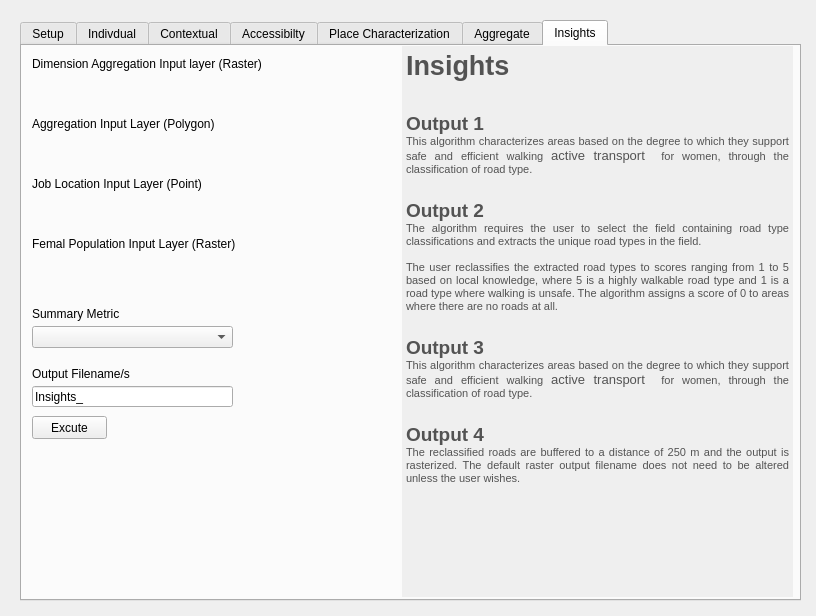
First picture: the form in gender_indicator_tool/gender_indicator_tool_dialog_base.ui, repository worldbank/GEEST, before the edit.
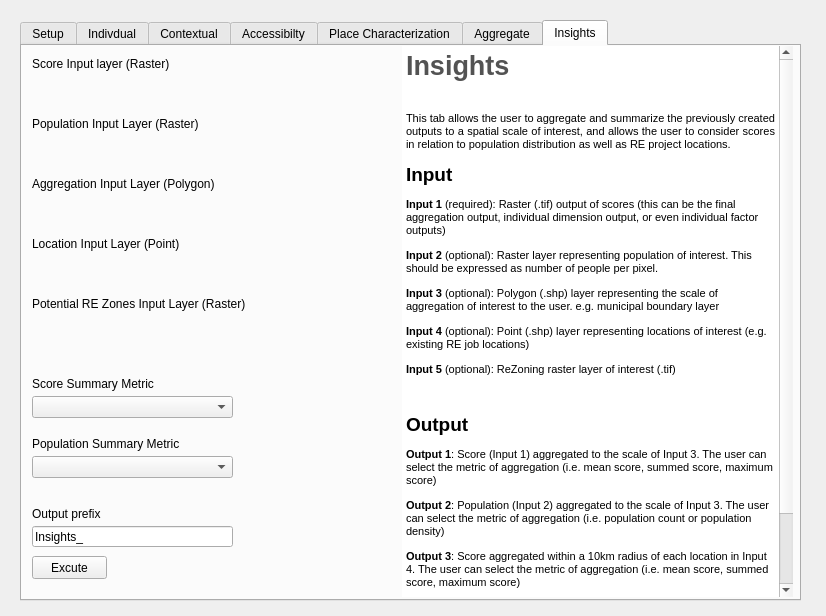
Second picture: the form after the edit. The open tabs and pages were chosen to show the change. Custom widgets are drawn as their Qt base class.

Commit message: Accessibilty tab error fixed by adding a pause after service area subset merge. Status dynamic text also added to accessibilty factor tabs. IDW function removed

The edit to the form file:
```diff
--- a/gender_indicator_tool/gender_indicator_tool_dialog_base.ui
+++ b/gender_indicator_tool/gender_indicator_tool_dialog_base.ui
@@ -6,7 +6,7 @@
    <rect>
     <x>0</x>
     <y>0</y>
-    <width>816</width>
+    <width>826</width>
     <height>616</height>
    </rect>
   </property>
@@ -6080,7 +6080,7 @@
     </attribute>
     <widget class="QTextEdit" name="textEdit_19">
      <property name="enabled">
-      <bool>false</bool>
+      <bool>true</bool>
      </property>
      <property name="geometry">
       <rect>
@@ -6093,6 +6093,12 @@
      <property name="frameShape">
       <enum>QFrame::NoFrame</enum>
      </property>
+     <property name="verticalScrollBarPolicy">
+      <enum>Qt::ScrollBarAlwaysOn</enum>
+     </property>
+     <property name="readOnly">
+      <bool>true</bool>
+     </property>
      <property name="html">
       <string>&lt;!DOCTYPE HTML PUBLIC &quot;-//W3C//DTD HTML 4.0//EN&quot; &quot;http://www.w3.org/TR/REC-html40/strict.dtd&quot;&gt;
 &lt;html&gt;&lt;head&gt;&lt;meta name=&quot;qrichtext&quot; content=&quot;1&quot; /&gt;&lt;style type=&quot;text/css&quot;&gt;
@@ -6100,26 +6106,27 @@
 &lt;/style&gt;&lt;/head&gt;&lt;body style=&quot; font-family:'MS Shell Dlg 2'; font-size:8.25pt; font-weight:400; font-style:normal;&quot;&gt;
 &lt;p align=&quot;justify&quot; style=&quot; margin-top:0px; margin-bottom:0px; margin-left:0px; margin-right:0px; -qt-block-indent:0; text-indent:0px;&quot;&gt;&lt;span style=&quot; font-size:20pt; font-weight:600; color:#535353;&quot;&gt;Insights&lt;/span&gt;&lt;/p&gt;
 &lt;p align=&quot;justify&quot; style=&quot;-qt-paragraph-type:empty; margin-top:0px; margin-bottom:0px; margin-left:0px; margin-right:0px; -qt-block-indent:0; text-indent:0px; font-size:20pt; font-weight:600; color:#535353;&quot;&gt;&lt;br /&gt;&lt;/p&gt;
-&lt;p align=&quot;justify&quot; style=&quot; margin-top:0px; margin-bottom:0px; margin-left:0px; margin-right:0px; -qt-block-indent:0; text-indent:0px;&quot;&gt;&lt;span style=&quot; font-size:14pt; font-weight:600; color:#535353;&quot;&gt;Output 1&lt;/span&gt;&lt;/p&gt;
-&lt;p align=&quot;justify&quot; style=&quot; margin-top:0px; margin-bottom:0px; margin-left:0px; margin-right:0px; -qt-block-indent:0; text-indent:0px;&quot;&gt;&lt;span style=&quot; font-size:8pt; color:#535353;&quot;&gt;This algorithm characterizes areas based on the degree to which they support safe and efficient walking &lt;/span&gt;&lt;span style=&quot; font-family:'Calibri','sans-serif'; font-size:10pt; color:#535353;&quot;&gt;active transport &lt;/span&gt;&lt;span style=&quot; font-size:8pt; color:#535353;&quot;&gt; for women, through the classification of road type.&lt;/span&gt;&lt;/p&gt;
-&lt;p align=&quot;justify&quot; style=&quot;-qt-paragraph-type:empty; margin-top:0px; margin-bottom:0px; margin-left:0px; margin-right:0px; -qt-block-indent:0; text-indent:0px; font-size:14pt; font-weight:600; color:#535353;&quot;&gt;&lt;br /&gt;&lt;/p&gt;
-&lt;p align=&quot;justify&quot; style=&quot; margin-top:0px; margin-bottom:0px; margin-left:0px; margin-right:0px; -qt-block-indent:0; text-indent:0px;&quot;&gt;&lt;span style=&quot; font-size:14pt; font-weight:600; color:#535353;&quot;&gt;Output 2&lt;/span&gt;&lt;/p&gt;
-&lt;p align=&quot;justify&quot; style=&quot; margin-top:0px; margin-bottom:0px; margin-left:0px; margin-right:0px; -qt-block-indent:0; text-indent:0px;&quot;&gt;&lt;span style=&quot; font-size:8pt; color:#535353;&quot;&gt;The algorithm requires the user to select the field containing road type classifications and extracts the unique road types in the field.&lt;/span&gt;&lt;/p&gt;
-&lt;p align=&quot;justify&quot; style=&quot;-qt-paragraph-type:empty; margin-top:0px; margin-bottom:0px; margin-left:0px; margin-right:0px; -qt-block-indent:0; text-indent:0px; font-size:8pt; color:#535353;&quot;&gt;&lt;br /&gt;&lt;/p&gt;
-&lt;p align=&quot;justify&quot; style=&quot; margin-top:0px; margin-bottom:0px; margin-left:0px; margin-right:0px; -qt-block-indent:0; text-indent:0px;&quot;&gt;&lt;span style=&quot; font-size:8pt; color:#535353;&quot;&gt;The user reclassifies the extracted road types to scores ranging from 1 to 5 based on local knowledge, where 5 is a highly walkable road type and 1 is a road type where walking is unsafe. The algorithm assigns a score of 0 to areas where there are no roads at all.&lt;/span&gt;&lt;/p&gt;
-&lt;p align=&quot;justify&quot; style=&quot;-qt-paragraph-type:empty; margin-top:0px; margin-bottom:0px; margin-left:0px; margin-right:0px; -qt-block-indent:0; text-indent:0px; font-size:14pt; font-weight:600; color:#535353;&quot;&gt;&lt;br /&gt;&lt;/p&gt;
-&lt;p align=&quot;justify&quot; style=&quot; margin-top:0px; margin-bottom:0px; margin-left:0px; margin-right:0px; -qt-block-indent:0; text-indent:0px;&quot;&gt;&lt;span style=&quot; font-size:14pt; font-weight:600; color:#535353;&quot;&gt;Output 3&lt;/span&gt;&lt;/p&gt;
-&lt;p align=&quot;justify&quot; style=&quot; margin-top:0px; margin-bottom:0px; margin-left:0px; margin-right:0px; -qt-block-indent:0; text-indent:0px;&quot;&gt;&lt;span style=&quot; font-size:8pt; color:#535353;&quot;&gt;This algorithm characterizes areas based on the degree to which they support safe and efficient walking &lt;/span&gt;&lt;span style=&quot; font-family:'Calibri','sans-serif'; font-size:10pt; color:#535353;&quot;&gt;active transport &lt;/span&gt;&lt;span style=&quot; font-size:8pt; color:#535353;&quot;&gt; for women, through the classification of road type.&lt;/span&gt;&lt;/p&gt;
-&lt;p align=&quot;justify&quot; style=&quot;-qt-paragraph-type:empty; margin-top:0px; margin-bottom:0px; margin-left:0px; margin-right:0px; -qt-block-indent:0; text-indent:0px; font-size:14pt; font-weight:600; color:#535353;&quot;&gt;&lt;br /&gt;&lt;/p&gt;
-&lt;p align=&quot;justify&quot; style=&quot; margin-top:0px; margin-bottom:0px; margin-left:0px; margin-right:0px; -qt-block-indent:0; text-indent:0px;&quot;&gt;&lt;span style=&quot; font-size:14pt; font-weight:600; color:#535353;&quot;&gt;Output 4&lt;/span&gt;&lt;/p&gt;
-&lt;p align=&quot;justify&quot; style=&quot; margin-top:0px; margin-bottom:0px; margin-left:0px; margin-right:0px; -qt-block-indent:0; text-indent:0px;&quot;&gt;&lt;span style=&quot; font-size:8pt; color:#535353;&quot;&gt;The reclassified roads are buffered to a distance of 250 m and the output is rasterized. The default raster output filename does not need to be altered unless the user wishes.&lt;/span&gt;&lt;/p&gt;&lt;/body&gt;&lt;/html&gt;</string>
+&lt;p align=&quot;justify&quot; style=&quot; margin-top:0px; margin-bottom:0px; margin-left:0px; margin-right:0px; -qt-block-indent:0; text-indent:0px;&quot;&gt;&lt;span style=&quot; font-size:8pt;&quot;&gt;This tab allows the user to aggregate and summarize the previously created outputs to a spatial scale of interest, and allows the user to consider scores in relation to population distribution as well as RE project locations.&lt;/span&gt;&lt;/p&gt;
+&lt;p style=&quot; margin-top:12px; margin-bottom:12px; margin-left:0px; margin-right:0px; -qt-block-indent:0; text-indent:0px;&quot;&gt;&lt;span style=&quot; font-size:14pt; font-weight:600;&quot;&gt;Input&lt;/span&gt;&lt;span style=&quot; font-size:8pt;&quot;&gt; &lt;/span&gt;&lt;/p&gt;
+&lt;p style=&quot; margin-top:12px; margin-bottom:12px; margin-left:0px; margin-right:0px; -qt-block-indent:0; text-indent:0px;&quot;&gt;&lt;span style=&quot; font-size:8pt; font-weight:600;&quot;&gt;Input 1&lt;/span&gt;&lt;span style=&quot; font-size:8pt;&quot;&gt; (required): Raster (.tif) output of scores (this can be the final aggregation output, individual dimension output, or even individual factor outputs)&lt;/span&gt;&lt;/p&gt;
+&lt;p style=&quot; margin-top:12px; margin-bottom:12px; margin-left:0px; margin-right:0px; -qt-block-indent:0; text-indent:0px;&quot;&gt;&lt;span style=&quot; font-size:8pt; font-weight:600;&quot;&gt;Input 2&lt;/span&gt;&lt;span style=&quot; font-size:8pt;&quot;&gt; (optional): Raster layer representing population of interest. This should be expressed as number of people per pixel.&lt;/span&gt;&lt;/p&gt;
+&lt;p style=&quot; margin-top:12px; margin-bottom:12px; margin-left:0px; margin-right:0px; -qt-block-indent:0; text-indent:0px;&quot;&gt;&lt;span style=&quot; font-size:8pt; font-weight:600;&quot;&gt;Input 3&lt;/span&gt;&lt;span style=&quot; font-size:8pt;&quot;&gt; (optional): Polygon (.shp) layer representing the scale of aggregation of interest to the user. e.g. municipal boundary layer&lt;/span&gt;&lt;/p&gt;
+&lt;p style=&quot; margin-top:12px; margin-bottom:12px; margin-left:0px; margin-right:0px; -qt-block-indent:0; text-indent:0px;&quot;&gt;&lt;span style=&quot; font-size:8pt; font-weight:600;&quot;&gt;Input 4&lt;/span&gt;&lt;span style=&quot; font-size:8pt;&quot;&gt; (optional): Point (.shp) layer representing locations of interest (e.g. existing RE job locations)&lt;/span&gt;&lt;/p&gt;
+&lt;p style=&quot; margin-top:12px; margin-bottom:12px; margin-left:0px; margin-right:0px; -qt-block-indent:0; text-indent:0px;&quot;&gt;&lt;span style=&quot; font-size:8pt; font-weight:600;&quot;&gt;Input 5&lt;/span&gt;&lt;span style=&quot; font-size:8pt;&quot;&gt; (optional): ReZoning raster layer of interest (.tif)&lt;/span&gt;&lt;/p&gt;
+&lt;p style=&quot;-qt-paragraph-type:empty; margin-top:12px; margin-bottom:12px; margin-left:0px; margin-right:0px; -qt-block-indent:0; text-indent:0px; font-size:8pt;&quot;&gt;&lt;br /&gt;&lt;/p&gt;
+&lt;p style=&quot; margin-top:12px; margin-bottom:12px; margin-left:0px; margin-right:0px; -qt-block-indent:0; text-indent:0px;&quot;&gt;&lt;span style=&quot; font-size:14pt; font-weight:600;&quot;&gt;Output&lt;/span&gt;&lt;/p&gt;
+&lt;p style=&quot; margin-top:12px; margin-bottom:12px; margin-left:0px; margin-right:0px; -qt-block-indent:0; text-indent:0px;&quot;&gt;&lt;span style=&quot; font-size:8pt; font-weight:600;&quot;&gt;Output 1&lt;/span&gt;&lt;span style=&quot; font-size:8pt;&quot;&gt;: Score (Input 1) aggregated to the scale of Input 3. The user can select the metric of aggregation (i.e. mean score, summed score, maximum score)&lt;/span&gt;&lt;/p&gt;
+&lt;p style=&quot; margin-top:12px; margin-bottom:12px; margin-left:0px; margin-right:0px; -qt-block-indent:0; text-indent:0px;&quot;&gt;&lt;span style=&quot; font-size:8pt; font-weight:600;&quot;&gt;Output 2&lt;/span&gt;&lt;span style=&quot; font-size:8pt;&quot;&gt;: Population (Input 2) aggregated to the scale of Input 3. The user can select the metric of aggregation (i.e. population count or population density)&lt;/span&gt;&lt;/p&gt;
+&lt;p style=&quot; margin-top:12px; margin-bottom:12px; margin-left:0px; margin-right:0px; -qt-block-indent:0; text-indent:0px;&quot;&gt;&lt;span style=&quot; font-size:8pt; font-weight:600;&quot;&gt;Output 3&lt;/span&gt;&lt;span style=&quot; font-size:8pt;&quot;&gt;: Score aggregated within a 10km radius of each location in Input 4. The user can select the metric of aggregation (i.e. mean score, summed score, maximum score)&lt;/span&gt;&lt;/p&gt;
+&lt;p style=&quot; margin-top:12px; margin-bottom:12px; margin-left:0px; margin-right:0px; -qt-block-indent:0; text-indent:0px;&quot;&gt;&lt;span style=&quot; font-size:8pt; font-weight:600;&quot;&gt;Output 4&lt;/span&gt;&lt;span style=&quot; font-size:8pt;&quot;&gt;: Population aggregated within a 10km radius of each location in Input 4. The user can select the metric of aggregation (i.e. population count or population density)&lt;/span&gt;&lt;/p&gt;
+&lt;p style=&quot; margin-top:12px; margin-bottom:12px; margin-left:0px; margin-right:0px; -qt-block-indent:0; text-indent:0px;&quot;&gt;&lt;span style=&quot; font-size:8pt; font-weight:600;&quot;&gt;Output 5&lt;/span&gt;&lt;span style=&quot; font-size:8pt;&quot;&gt;: Input 5 representing potential zones for renewable energy projects.&lt;/span&gt;&lt;/p&gt;&lt;/body&gt;&lt;/html&gt;</string>
      </property>
     </widget>
     <widget class="QPushButton" name="WLK_Execute_PB_3">
      <property name="geometry">
       <rect>
        <x>10</x>
-       <y>370</y>
+       <y>510</y>
        <width>75</width>
        <height>23</height>
       </rect>
@@ -6132,7 +6139,7 @@
      <property name="geometry">
       <rect>
        <x>10</x>
-       <y>340</y>
+       <y>480</y>
        <width>201</width>
        <height>21</height>
       </rect>
@@ -6148,33 +6155,33 @@
      <property name="geometry">
       <rect>
        <x>10</x>
-       <y>260</y>
-       <width>251</width>
+       <y>330</y>
+       <width>301</width>
        <height>16</height>
       </rect>
      </property>
      <property name="text">
-      <string>Summary Metric</string>
+      <string>Score Summary Metric</string>
      </property>
     </widget>
     <widget class="QLabel" name="label_261">
      <property name="geometry">
       <rect>
        <x>10</x>
-       <y>320</y>
+       <y>460</y>
        <width>231</width>
        <height>16</height>
       </rect>
      </property>
      <property name="text">
-      <string>Output Filename/s</string>
+      <string>Output prefix</string>
      </property>
     </widget>
     <widget class="QLabel" name="label_262">
      <property name="geometry">
       <rect>
        <x>10</x>
-       <y>70</y>
+       <y>130</y>
        <width>201</width>
        <height>16</height>
       </rect>
@@ -6187,7 +6194,7 @@
      <property name="geometry">
       <rect>
        <x>10</x>
-       <y>90</y>
+       <y>150</y>
        <width>231</width>
        <height>31</height>
       </rect>
@@ -6197,20 +6204,20 @@
      <property name="geometry">
       <rect>
        <x>10</x>
-       <y>130</y>
+       <y>190</y>
        <width>251</width>
        <height>16</height>
       </rect>
      </property>
      <property name="text">
-      <string>Job Location Input Layer (Point)</string>
+      <string>Location Input Layer (Point)</string>
      </property>
     </widget>
     <widget class="QgsFileWidget" name="WLK_Input_Field_4">
      <property name="geometry">
       <rect>
        <x>10</x>
-       <y>150</y>
+       <y>210</y>
        <width>231</width>
        <height>31</height>
       </rect>
@@ -6220,7 +6227,7 @@
      <property name="geometry">
       <rect>
        <x>10</x>
-       <y>280</y>
+       <y>350</y>
        <width>201</width>
        <height>22</height>
       </rect>
@@ -6230,20 +6237,20 @@
      <property name="geometry">
       <rect>
        <x>10</x>
-       <y>190</y>
+       <y>250</y>
        <width>251</width>
        <height>16</height>
       </rect>
      </property>
      <property name="text">
-      <string>Femal Population Input Layer (Raster)</string>
+      <string>Potential RE Zones Input Layer (Raster)</string>
      </property>
     </widget>
     <widget class="QgsFileWidget" name="WLK_Input_Field_5">
      <property name="geometry">
       <rect>
        <x>10</x>
-       <y>210</y>
+       <y>270</y>
        <width>231</width>
        <height>31</height>
       </rect>
@@ -6259,7 +6266,7 @@
       </rect>
      </property>
      <property name="text">
-      <string>Dimension Aggregation Input layer (Raster)</string>
+      <string>Score Input layer (Raster)</string>
      </property>
     </widget>
     <widget class="QgsFileWidget" name="WLK_Input_Field_6">
@@ -6272,6 +6279,52 @@
       </rect>
      </property>
     </widget>
+    <widget class="QLabel" name="label_266">
+     <property name="geometry">
+      <rect>
+       <x>10</x>
+       <y>70</y>
+       <width>251</width>
+       <height>16</height>
+      </rect>
+     </property>
+     <property name="text">
+      <string>Population Input Layer (Raster)</string>
+     </property>
+    </widget>
+    <widget class="QgsFileWidget" name="WLK_Input_Field_7">
+     <property name="geometry">
+      <rect>
+       <x>10</x>
+       <y>90</y>
+       <width>231</width>
+       <height>31</height>
+      </rect>
+     </property>
+    </widget>
+    <widget class="QLabel" name="label_267">
+     <property name="geometry">
+      <rect>
+       <x>10</x>
+       <y>390</y>
+       <width>301</width>
+       <height>16</height>
+      </rect>
+     </property>
+     <property name="text">
+      <string>Population Summary Metric</string>
+     </property>
+    </widget>
+    <widget class="QComboBox" name="WTP_mode_CB_4">
+     <property name="geometry">
+      <rect>
+       <x>10</x>
+       <y>410</y>
+       <width>201</width>
+       <height>22</height>
+      </rect>
+     </property>
+    </widget>
    </widget>
   </widget>
  </widget>
```
Left out of the diff: 127 changed lines with no effect on the pictures. The commit also changes 2 other files.
